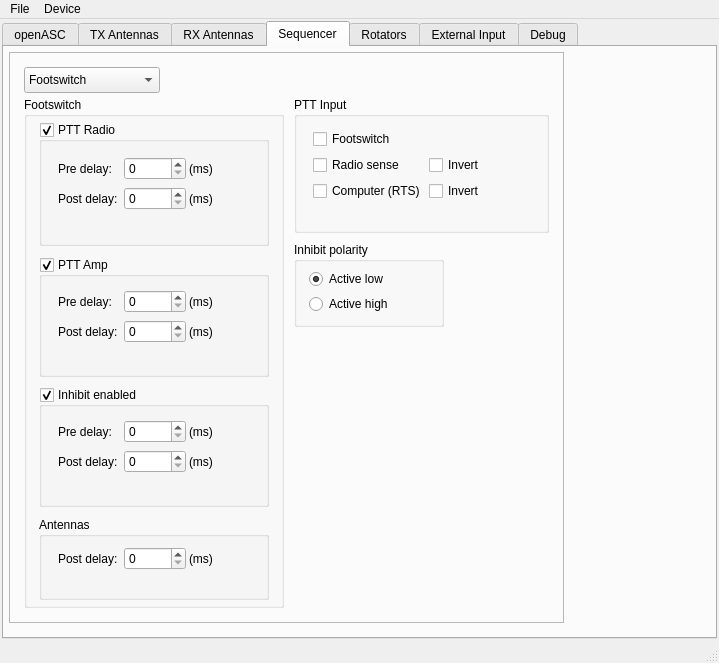
Qt form c/openASC_Configurator/ui/mainwindow.ui (thegeek82000/openasc) before a commit.
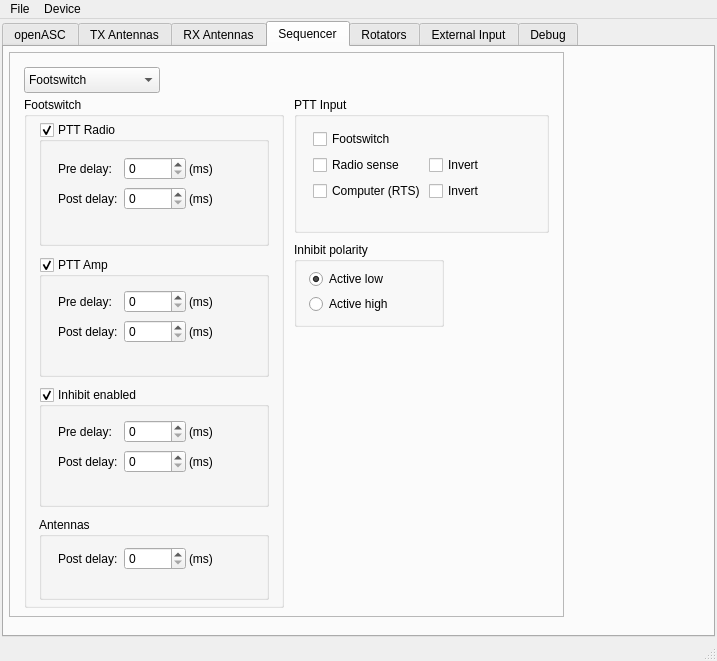
The same form after that commit. The open tabs and pages were chosen to show the change.

Patch:
```diff
--- a/c/openASC_Configurator/ui/mainwindow.ui
+++ b/c/openASC_Configurator/ui/mainwindow.ui
@@ -6,8 +6,8 @@
    <rect>
     <x>0</x>
     <y>0</y>
-    <width>719</width>
-    <height>663</height>
+    <width>717</width>
+    <height>661</height>
    </rect>
   </property>
   <property name="windowTitle">
@@ -1582,7 +1582,7 @@
           <x>5</x>
           <y>5</y>
           <width>555</width>
-          <height>571</height>
+          <height>565</height>
          </rect>
         </property>
         <property name="frameShape">
@@ -3054,7 +3054,7 @@
     <rect>
      <x>0</x>
      <y>0</y>
-     <width>719</width>
+     <width>717</width>
      <height>26</height>
     </rect>
    </property>
```
Left out of the diff: 2 changed lines with no effect on the pictures.
